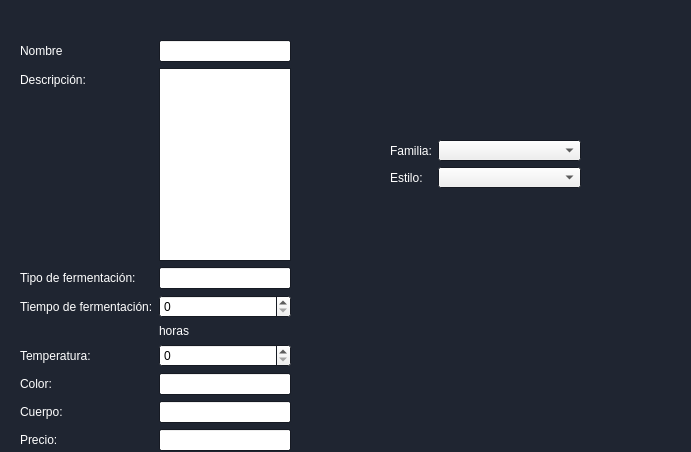
The window that registrocerveza.ui (pacheevb/ED_Proyecto2) describes before a commit, drawn with Qt 5.
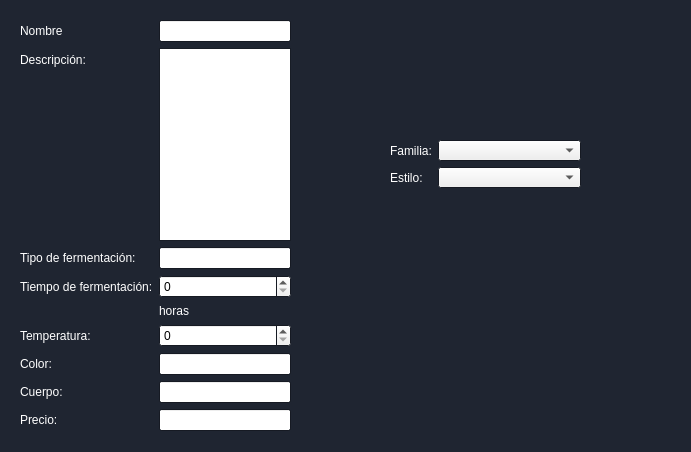
The same window after the commit. Icons and pictures are not drawn.

```diff
--- a/registrocerveza.ui
+++ b/registrocerveza.ui
@@ -169,7 +169,7 @@
    <property name="geometry">
     <rect>
      <x>20</x>
-     <y>40</y>
+     <y>20</y>
      <width>271</width>
      <height>411</height>
     </rect>
```
